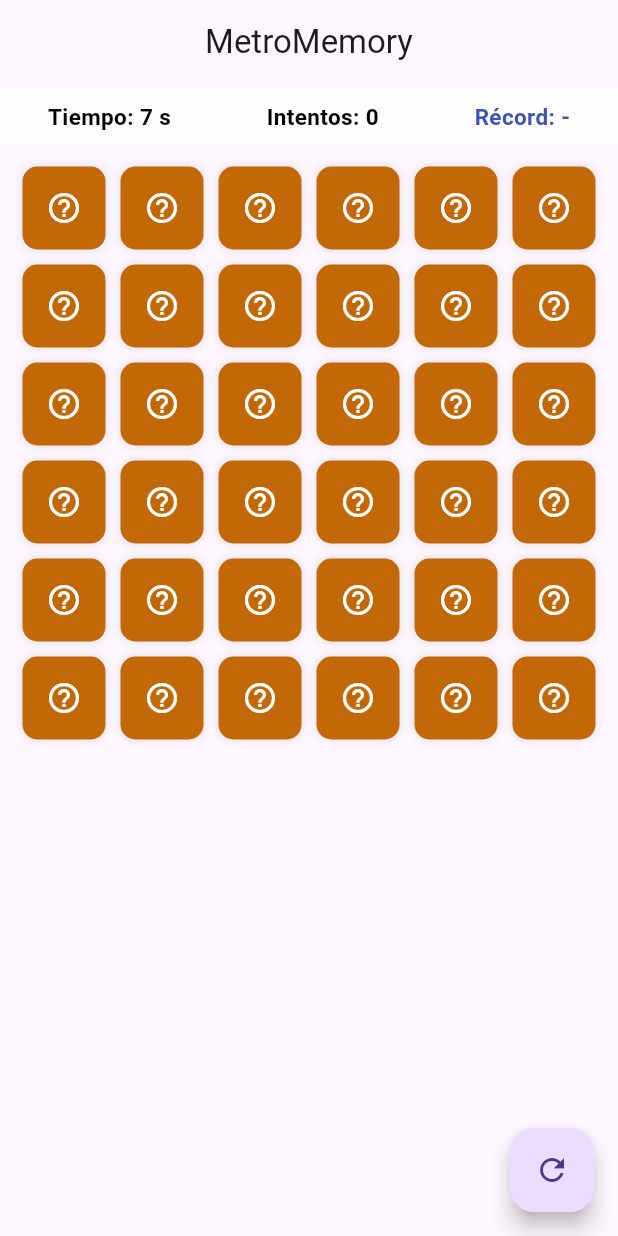
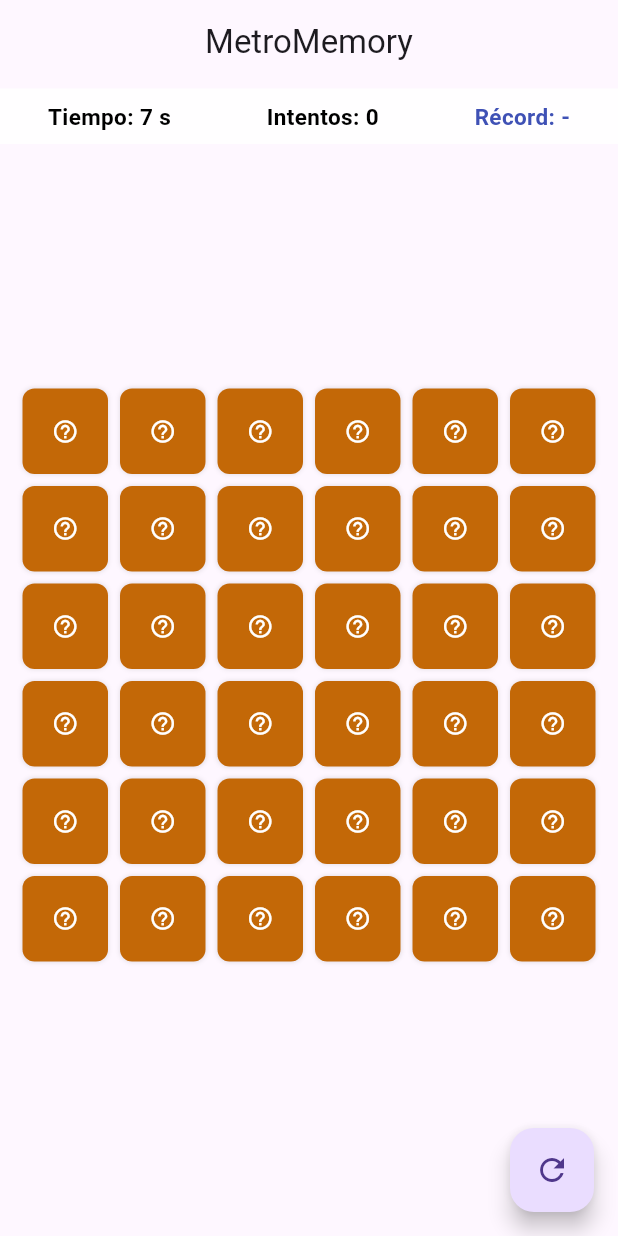
Before and after one commit to diegoguz-hub/Microproyecto, a Flutter app: the screen it shows after launch, on a phone screen of 412 x 824 dp. Run offline on Flutter 3.47's test engine with Material 3 defaults, Android fonts, the phone set to English and light mode, and no system bars; our stand-ins replace shared_preferences.

Commit message:
Update main.dart
Refactor the layout of the grid view to use a centered column with a constrained aspect ratio. Update the grid item to use MouseRegion for hover effects.

```diff
--- a/lib/main.dart
+++ b/lib/main.dart
@@ -170,28 +170,54 @@ class _MemoryBoardState extends State<MemoryBoard> {
           ),
         ),
       ),
-      body: GridView.builder(
+      body: Center(
+        child: SingleChildScrollView(
+          child: Column(
+            mainAxisAlignment: MainAxisAlignment.center,
+            children: [
+              ConstrainedBox(
+                constraints: const BoxConstraints(maxWidth: 550),
+                child: AspectRatio(
+                  aspectRatio: 1.0,
+                  child: GridView.builder(
                     padding: const EdgeInsets.all(15),
+                    shrinkWrap: true,
+                    physics: const NeverScrollableScrollPhysics(),
                     gridDelegate: const SliverGridDelegateWithFixedCrossAxisCount(
                       crossAxisCount: 6,
-          mainAxisSpacing: 10,
-          crossAxisSpacing: 10,
+                      mainAxisSpacing: 8,
+                      crossAxisSpacing: 8,
+                      childAspectRatio: 1.0,
                     ),
                     itemCount: 36,
                     itemBuilder: (context, index) {
-          return GestureDetector(
+                      return MouseRegion(
+                        cursor: SystemMouseCursors.click,
+                        child: GestureDetector(
                           onTap: () => _onCardTap(index),
                           child: AnimatedContainer(
                             duration: const Duration(milliseconds: 300),
                             decoration: BoxDecoration(
-                color: _cardFliped[index] ? _shuffledColors[index] : const Color(0xFFC36807),
-                borderRadius: BorderRadius.circular(10),
-                boxShadow: const [BoxShadow(color: Colors.black12, blurRadius: 4)],
+                              color: _cardFliped[index]
+                                  ? _shuffledColors[index]
+                                  : const Color(0xFFC36807),
+                              borderRadius: BorderRadius.circular(8),
+                              boxShadow: const [BoxShadow(color: Colors.black12, blurRadius: 2)],
                             ),
-              child: _cardFliped[index] ? null : const Icon(Icons.help_outline, color: Colors.white),
+                            child: _cardFliped[index]
+                                ? null
+                                : const Icon(Icons.help_outline, color: Colors.white, size: 18),
+                          ),
                         ),
                       );
                     },
+                  ),
+                ),
+              ),
+              const SizedBox(height: 20),
+            ],
+          ),
+        ),
       ),
       floatingActionButton: FloatingActionButton(
         onPressed: _setupGame,
```
Lines whose indentation alone changed are shown as unchanged.
